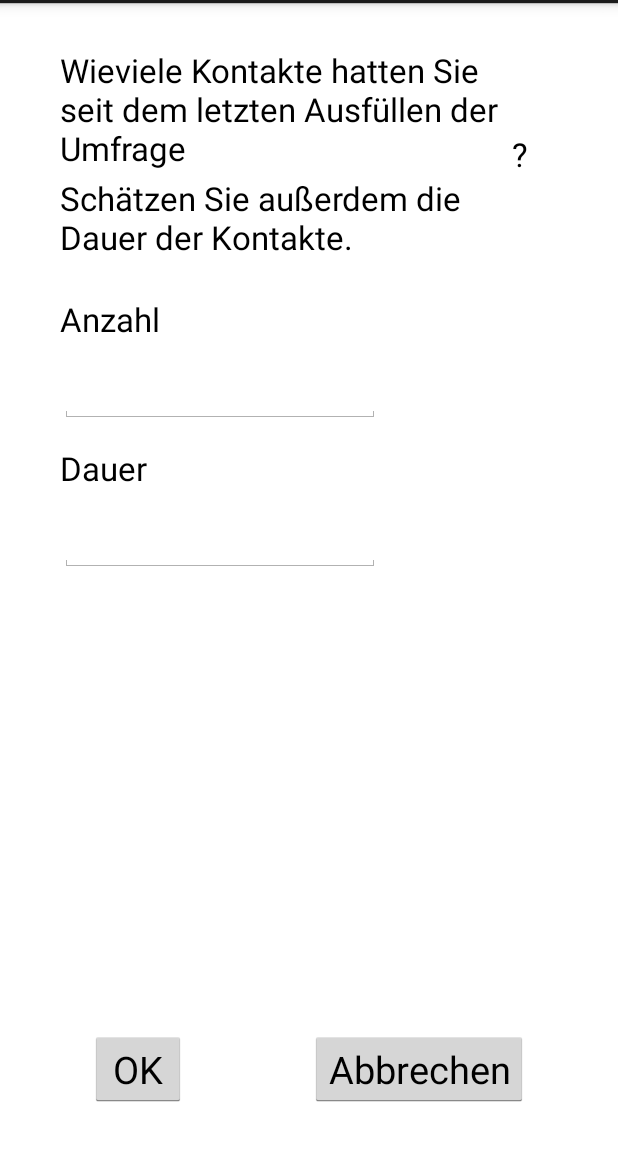
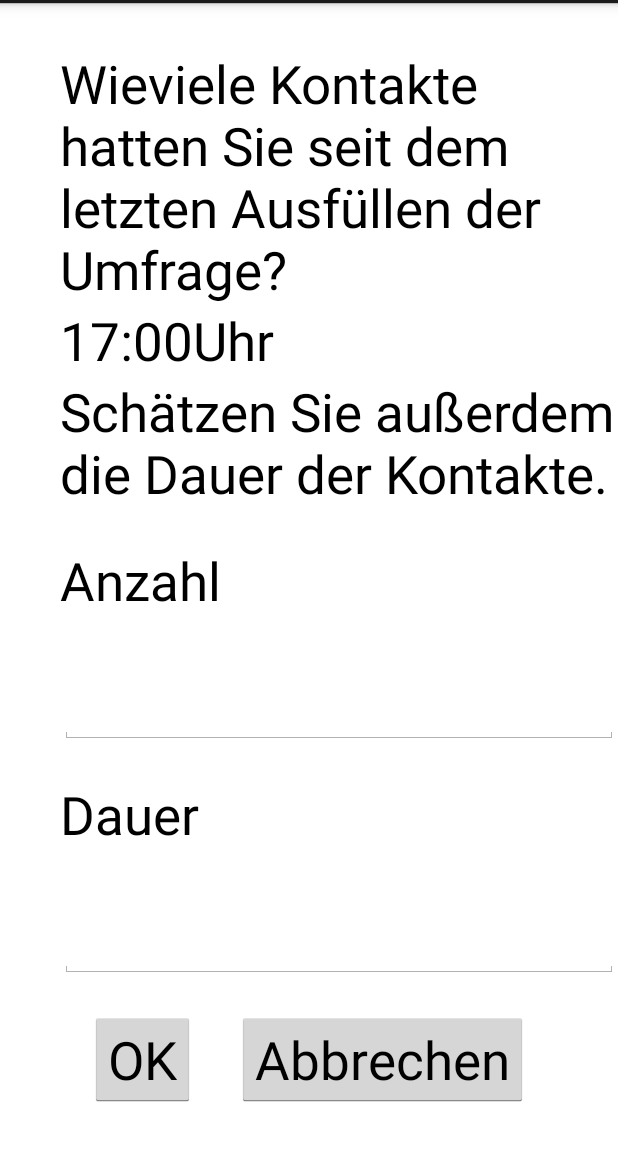
Before and after one commit to Nasto/SWE-App, an Android app: the layout Umfragebildschirm.xml on its own in the app's theme, with its tools: preview values and no code run, on a phone screen of 412 x 824 dp, the part 69-1230 px from its top. Run offline under Robolectric (Android 15) with nearby library versions, the phone set to English and light mode, and no system bars.

Commit message:
auflösung angepasst

```diff
--- a/src/main/java/yoloswagswag/swe_app/MainActivity.java
+++ b/src/main/java/yoloswagswag/swe_app/MainActivity.java
@@ -1,6 +1,7 @@
 package yoloswagswag.swe_app;
 
-import android.R;
+
+
 import android.os.Bundle;
 import android.app.Activity;
 import android.view.Menu;
--- a/src/main/res/layout/Umfragebildschirm.xml
+++ b/src/main/res/layout/Umfragebildschirm.xml
@@ -14,7 +14,7 @@
             android:layout_alignParentLeft="true"
             android:layout_marginLeft="60dp"
             android:layout_marginBottom="40dp"
-            android:textSize="25dp"/>
+            android:textSize="35dp"/>
 
     <Button
             android:layout_width="wrap_content"
@@ -24,29 +24,20 @@
             android:layout_alignBottom="@+id/button"
             android:layout_alignParentRight="true"
             android:layout_marginRight="60dp"
-            android:textSize="25dp"/>
+            android:textSize="35dp"/>
 
     <TextView
             android:layout_width="wrap_content"
             android:layout_height="wrap_content"
             android:textAppearance="?android:attr/textAppearanceLarge"
-            android:text="Wieviele Kontakte hatten Sie seit dem letzten Ausfüllen der Umfrage"
+            android:text="Wieviele Kontakte hatten Sie seit dem letzten Ausfüllen der Umfrage?"
             android:id="@+id/textView"
             android:layout_alignParentTop="true"
             android:layout_centerHorizontal="true"
             android:layout_marginLeft="40dp"
             android:layout_marginRight="40dp"
-            android:layout_marginTop="30dp"/>
-
-    <TextView
-            android:layout_width="wrap_content"
-            android:layout_height="wrap_content"
-            android:textAppearance="?android:attr/textAppearanceLarge"
-            android:text="?"
-            android:id="@+id/textView2"
-            android:layout_below="@+id/textView"
-            android:layout_alignRight="@+id/button2"
-            android:layout_marginTop="-25dp"/>
+            android:layout_marginTop="30dp"
+            android:textSize="35dp"/>
 
     <TextView
             android:layout_width="wrap_content"
@@ -54,10 +45,9 @@
             android:textAppearance="?android:attr/textAppearanceLarge"
             android:text="Schätzen Sie außerdem die Dauer der Kontakte."
             android:id="@+id/textView3"
-            android:layout_below="@+id/textView2"
-            android:layout_alignRight="@+id/textView"
-            android:layout_marginLeft="40dp"
-            android:layout_marginRight="40dp"/>
+            android:textSize="35dp"
+            android:layout_below="@+id/textView6"
+            android:layout_alignLeft="@+id/textView6"/>
 
     <TextView
             android:layout_width="wrap_content"
@@ -65,9 +55,10 @@
             android:textAppearance="?android:attr/textAppearanceLarge"
             android:text="Anzahl"
             android:id="@+id/textView4"
-            android:layout_marginTop="25dp"
+            android:textSize="35dp"
             android:layout_below="@+id/textView3"
-            android:layout_alignLeft="@+id/textView3"/>
+            android:layout_alignLeft="@+id/textView3"
+            android:layout_marginTop="24dp"/>
 
     <EditText
             android:layout_width="wrap_content"
@@ -77,7 +68,8 @@
             android:id="@+id/editText"
             android:layout_below="@+id/textView4"
             android:layout_alignLeft="@+id/textView4"
-            android:layout_marginTop="15dp"/>
+            android:layout_marginTop="23dp"
+            android:textSize="35dp"/>
 
     <TextView
             android:layout_width="wrap_content"
@@ -85,9 +77,10 @@
             android:textAppearance="?android:attr/textAppearanceLarge"
             android:text="Dauer"
             android:id="@+id/textView5"
+            android:textSize="35dp"
             android:layout_below="@+id/editText"
             android:layout_alignLeft="@+id/editText"
-            android:layout_marginTop="15dp"/>
+            android:layout_marginTop="23dp"/>
 
     <EditText
             android:layout_width="wrap_content"
@@ -95,9 +88,19 @@
             android:inputType="time"
             android:ems="10"
             android:id="@+id/editText2"
+            android:textSize="35dp"
             android:layout_below="@+id/textView5"
-            android:layout_marginLeft="40dp"
-            android:layout_marginTop="15dp"
-            android:layout_alignRight="@+id/editText"/>
+            android:layout_alignLeft="@+id/textView5"
+            android:layout_marginTop="23dp"/>
+
+    <TextView
+            android:layout_width="wrap_content"
+            android:layout_height="wrap_content"
+            android:textAppearance="?android:attr/textAppearanceLarge"
+            android:text="@string/umfrage_time"
+            android:id="@+id/textView6"
+            android:textSize="35dp"
+            android:layout_below="@+id/textView"
+            android:layout_alignLeft="@+id/textView"/>
 
 </RelativeLayout>
```
Also changed, not shown: src/main/res/layout/activity_main.xml (+15 -8 lines), src/main/res/layout/chill_screen.xml (+10 -9 lines), src/main/res/layout/time_selector.xml (+44 -22 lines).
